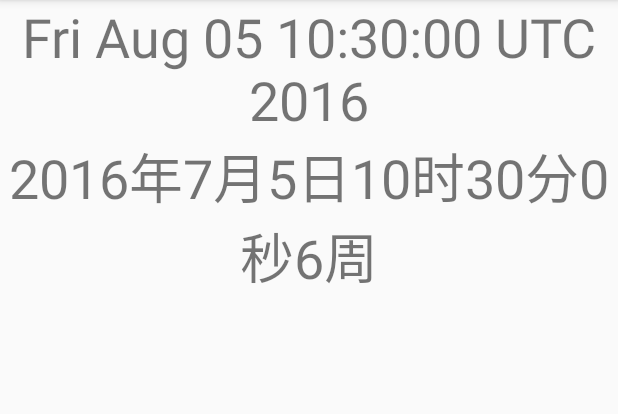
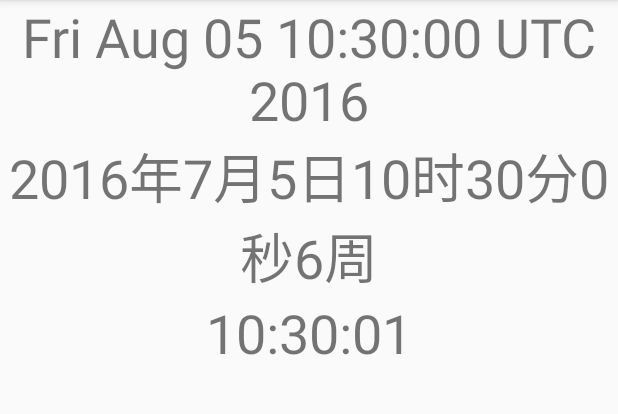
Before and after one commit to CaptainHuangsh/Alarmo, an Android app: the screen it shows after launch (Alarm), on a phone screen of 412 x 824 dp, the part 84-498 px from its top. Run offline under Robolectric (Android 15) with nearby library versions, the phone set to English and light mode, and no system bars.

Commit message:
Signed-off-by: hsh <huangshaohuamail@gmail.com>

```diff
--- a/app/src/main/AndroidManifest.xml
+++ b/app/src/main/AndroidManifest.xml
@@ -4,7 +4,7 @@
 
     <application
         android:allowBackup="true"
-        android:icon="@mipmap/ic_launcher"
+        android:icon="@mipmap/alarmo"
         android:label="@string/app_name"
         android:supportsRtl="true"
         android:theme="@style/AppTheme">
--- a/app/src/main/java/com/example/owenh/alarmo/Alarm.java
+++ b/app/src/main/java/com/example/owenh/alarmo/Alarm.java
@@ -1,15 +1,19 @@
 package com.example.owenh.alarmo;
 
+import android.os.Message;
 import android.support.v7.app.AppCompatActivity;
 import android.os.Bundle;
+import android.text.format.DateFormat;
 import android.widget.TextView;
 
 import java.util.Calendar;
+import android.os.Handler;
 
 public class Alarm extends AppCompatActivity {
 
     private TextView mDate;
     private TextView mTime;
+    private TextView mVTime;
     private int mYear;
     private int mMonth;
     private int mDay;
@@ -18,12 +22,14 @@ public class Alarm extends AppCompatActivity {
     private int mSecond;
     private int mWeekOfYear;
     Calendar  mCalendar;
+    private static final int msgKey1 = 1;
     @Override
     protected void onCreate(Bundle savedInstanceState) {
         super.onCreate(savedInstanceState);
-        setContentView(R.layout.alarm);
+        setContentView(R.layout.alarm_main);
         findview();
         init();
+        new TimeThread().start();
     }
     public void init(){
         getDateTimeNow();
@@ -35,6 +41,7 @@ public class Alarm extends AppCompatActivity {
     public void findview(){
         mDate = (TextView)findViewById(R.id.alarm_date);
         mTime = (TextView)findViewById(R.id.alarm_time);
+        mVTime = (TextView)findViewById(R.id.alarm_vtime);
     }
 
     public void getDateTimeNow() {
@@ -50,5 +57,41 @@ public class Alarm extends AppCompatActivity {
 
 
     }
+    /**
+     * 建立一个线程，没秒钟刷新一次
+     *
+     * */
+    public class TimeThread extends Thread {
+        @Override
+        public void run () {
+            do {
+                try {
+                    Thread.sleep(1000);
+                    Message msg = new Message();
+                    msg.what = msgKey1;
+                    mHandler.sendMessage(msg);
+                }
+                catch (InterruptedException e) {
+                    e.printStackTrace();
+                }
+            } while(true);
+        }
+    }
+    private Handler mHandler = new Handler() {
+        @Override
+        public void handleMessage (Message msg) {
+            super.handleMessage(msg);
+            switch (msg.what) {
+                case msgKey1:
+                    long sysTime = System.currentTimeMillis();
+                    CharSequence sysTimeStr = DateFormat.format("hh:mm:ss", sysTime);
+                    mVTime.setText(sysTimeStr+"");
+                    break;
+
+                default:
+                    break;
+            }
+        }
+    };
 
 }
--- a/app/src/main/res/layout/alarm.xml
+++ b/app/src/main/res/layout/alarm_main.xml
@@ -1,6 +1,5 @@
 <?xml version="1.0" encoding="utf-8"?>
 <LinearLayout xmlns:android="http://schemas.android.com/apk/res/android"
-    xmlns:app="http://schemas.android.com/apk/res-auto"
     xmlns:tools="http://schemas.android.com/tools"
     android:id="@+id/activity_alarm"
     android:layout_width="match_parent"
@@ -23,4 +22,13 @@
         android:gravity="center"
         android:text=""
         android:textSize="36dip" />
+
+    <TextView
+        android:id="@+id/alarm_vtime"
+        android:layout_width="wrap_content"
+        android:layout_height="wrap_content"
+        android:gravity="center"
+        android:text=""
+        android:layout_gravity="center_horizontal"
+        android:textSize="36dip" />
 </LinearLayout>
```
Also changed, not shown: app/src/main/res/mipmap-xhdpi/alarmo.png (added), gradle/wrapper/gradle-wrapper.properties.
